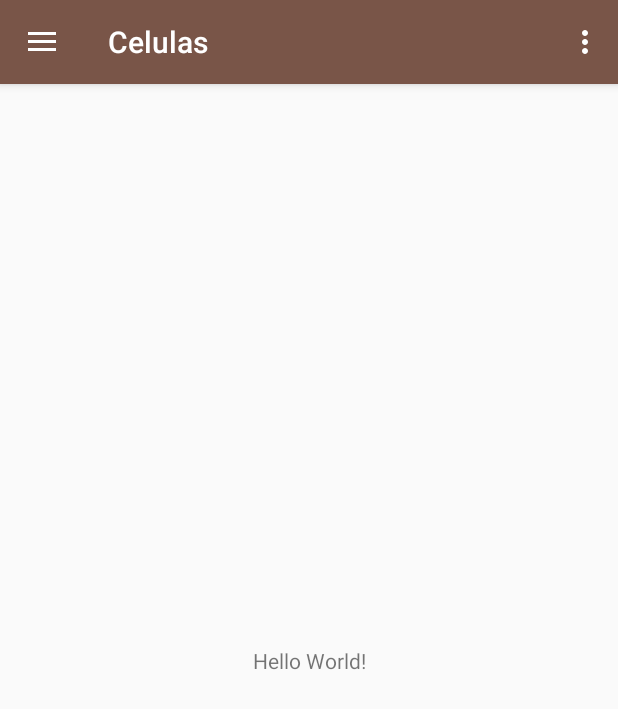
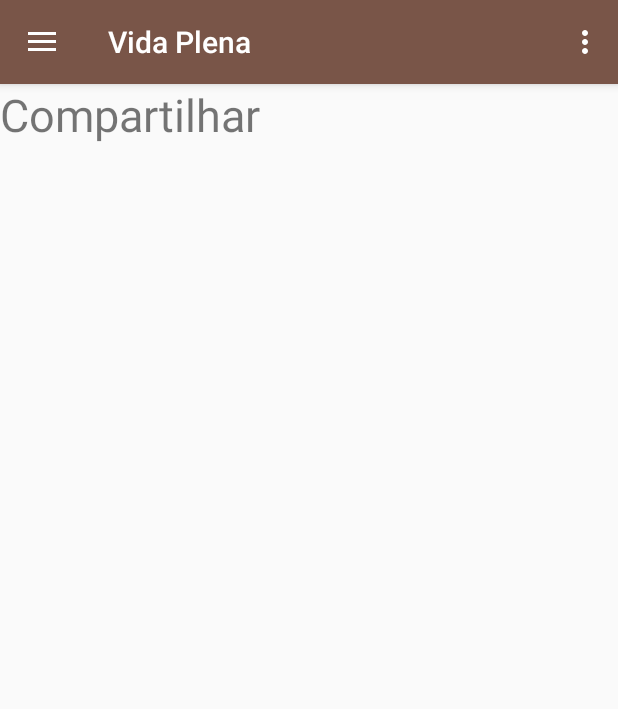
Before and after one commit to JonatasVeloso/Celulas, an Android app: the screen it shows after launch (MainActivity), in the side drawer, after a tap on "Compartilhar", on a phone screen of 412 x 824 dp. Shown: the top 709 px of the screen. Run offline under Robolectric (Android 15) with nearby library versions, the phone set to English and light mode, and no system bars.

Commit message:
Fragments Criados e Direcionados

```diff
--- a/app/src/main/AndroidManifest.xml
+++ b/app/src/main/AndroidManifest.xml
@@ -11,7 +11,7 @@
         android:theme="@style/AppTheme">
         <activity
             android:name=".MainActivity"
-            android:label="@string/app_name"
+            android:label="@string/activity_main"
             android:theme="@style/AppTheme.NoActionBar">
             <intent-filter>
                 <action android:name="android.intent.action.MAIN" />
--- /dev/null
+++ b/app/src/main/java/com/example/celulas/CompartilharFragment.java
@@ -0,0 +1,17 @@
+package com.example.celulas;
+
+import android.os.Bundle;
+import android.support.annotation.NonNull;
+import android.support.annotation.Nullable;
+import android.support.v4.app.Fragment;
+import android.view.LayoutInflater;
+import android.view.View;
+import android.view.ViewGroup;
+
+public class CompartilharFragment extends Fragment {
+    @Nullable
+    @Override
+    public View onCreateView(@NonNull LayoutInflater inflater, @Nullable ViewGroup container, @Nullable Bundle savedInstanceState) {
+        return inflater.inflate(R.layout.fragment_compartilhar, container, false);
+    }
+}
--- /dev/null
+++ b/app/src/main/java/com/example/celulas/InicioFragment.java
@@ -0,0 +1,17 @@
+package com.example.celulas;
+
+import android.os.Bundle;
+import android.support.annotation.NonNull;
+import android.support.annotation.Nullable;
+import android.support.v4.app.Fragment;
+import android.view.LayoutInflater;
+import android.view.View;
+import android.view.ViewGroup;
+
+public class InicioFragment extends Fragment {
+    @Nullable
+    @Override
+    public View onCreateView(@NonNull LayoutInflater inflater, @Nullable ViewGroup container, @Nullable Bundle savedInstanceState) {
+        return inflater.inflate(R.layout.fragment_inicio, container, false);
+    }
+}
--- a/app/src/main/java/com/example/celulas/MainActivity.java
+++ b/app/src/main/java/com/example/celulas/MainActivity.java
@@ -1,6 +1,7 @@
 package com.example.celulas;
 
 import android.os.Bundle;
+import android.os.Message;
 import android.support.design.widget.FloatingActionButton;
 import android.support.design.widget.Snackbar;
 import android.view.View;
@@ -12,6 +13,7 @@ import android.support.v7.app.AppCompatActivity;
 import android.support.v7.widget.Toolbar;
 import android.view.Menu;
 import android.view.MenuItem;
+import android.widget.Toast;
 
 public class MainActivity extends AppCompatActivity
         implements NavigationView.OnNavigationItemSelectedListener {
@@ -22,6 +24,9 @@ public class MainActivity extends AppCompatActivity
         setContentView(R.layout.activity_main);
         Toolbar toolbar = (Toolbar) findViewById(R.id.toolbar);
         setSupportActionBar(toolbar);
+
+        getSupportFragmentManager().beginTransaction().replace(R.id.content,
+                new InicioFragment()).commit();
 
         DrawerLayout drawer = (DrawerLayout) findViewById(R.id.drawer_layout);
         ActionBarDrawerToggle toggle = new ActionBarDrawerToggle(
@@ -72,15 +77,21 @@ public class MainActivity extends AppCompatActivity
         int id = item.getItemId();
 
         if (id == R.id.nav_inicio) {
-
+            getSupportFragmentManager().beginTransaction().replace(R.id.content,
+                    new InicioFragment()).commit();
         } else if (id == R.id.nav_celula) {
-
+            getSupportFragmentManager().beginTransaction().replace(R.id.content,
+                    new CelulasFragment()).commit();
         } else if (id == R.id.nav_share) {
-
+            Toast.makeText(this,"Compartilhar", Toast.LENGTH_SHORT).show();
+            getSupportFragmentManager().beginTransaction().replace(R.id.content,
+                    new CompartilharFragment()).commit();
         } else if (id == R.id.nav_contato) {
-
+            getSupportFragmentManager().beginTransaction().replace(R.id.content,
+                    new ContatoFragment()).commit();
         } else if (id == R.id.nav_ideia) {
-
+            getSupportFragmentManager().beginTransaction().replace(R.id.content,
+                    new IdeiasFragment()).commit();
         }
 
         DrawerLayout drawer = (DrawerLayout) findViewById(R.id.drawer_layout);
--- a/app/src/main/res/layout/content_main.xml
+++ b/app/src/main/res/layout/content_main.xml
@@ -6,15 +6,8 @@
     android:layout_height="match_parent"
     app:layout_behavior="@string/appbar_scrolling_view_behavior"
     tools:context=".MainActivity"
-    tools:showIn="@layout/app_bar_main">
+    tools:showIn="@layout/app_bar_main"
+    android:id="@+id/content">
 
-    <TextView
-        android:layout_width="wrap_content"
-        android:layout_height="wrap_content"
-        android:text="Hello World!"
-        app:layout_constraintBottom_toBottomOf="parent"
-        app:layout_constraintLeft_toLeftOf="parent"
-        app:layout_constraintRight_toRightOf="parent"
-        app:layout_constraintTop_toTopOf="parent" />
 
 </android.support.constraint.ConstraintLayout>
--- /dev/null
+++ b/app/src/main/res/layout/fragment_compartilhar.xml
@@ -0,0 +1,13 @@
+<?xml version="1.0" encoding="utf-8"?>
+<LinearLayout xmlns:android="http://schemas.android.com/apk/res/android"
+    android:orientation="vertical"
+    android:layout_width="match_parent"
+    android:layout_height="match_parent">
+
+    <TextView
+        android:layout_width="wrap_content"
+        android:layout_height="wrap_content"
+        android:text="Compartilhar"
+        android:textSize="30sp"/>
+
+</LinearLayout>
--- a/app/src/main/res/menu/activity_main_drawer.xml
+++ b/app/src/main/res/menu/activity_main_drawer.xml
@@ -7,12 +7,12 @@
         <item
             android:id="@+id/nav_inicio"
             android:icon="@drawable/ic_menu_cruz"
-            android:title="Início" />
+            android:title="Início"
+            android:checked="true"/>
         <item
             android:id="@+id/nav_celula"
             android:icon="@drawable/ic_menu_celula"
-            android:title="Gallery" />
-    </group>
+            android:title="Células" />
 
         <item android:title="IDE">
             <menu>
@@ -30,5 +30,6 @@
                     android:title="Ideias" />
             </menu>
         </item>
+    </group>
 
 </menu>
--- a/app/src/main/res/values/colors.xml
+++ b/app/src/main/res/values/colors.xml
@@ -3,4 +3,5 @@
     <color name="colorPrimary">#795548</color> <!-- Materia 500 -->
     <color name="colorPrimaryDark">#5D4037</color> <!-- Material 700 -->
     <color name="colorAccent">#18FFFF</color>
+    <color name="colorBackground">#A1887F</color> <!-- Materia 300 -->
 </resources>
--- a/app/src/main/res/values/strings.xml
+++ b/app/src/main/res/values/strings.xml
@@ -1,5 +1,6 @@
 <resources>
     <string name="app_name">Celulas</string>
+    <string name="activity_main">Vida Plena</string>
     <string name="navigation_drawer_open">Open navigation drawer</string>
     <string name="navigation_drawer_close">Close navigation drawer</string>
     <string name="nav_header_title">Comunidade Evangélica Vida Plena</string>
```
Also changed, not shown: app/src/main/java/com/example/celulas/CelulasFragment.java (added, +17 -0 lines), app/src/main/java/com/example/celulas/ContatoFragment.java (added, +17 -0 lines), app/src/main/java/com/example/celulas/IdeiasFragment.java (added, +17 -0 lines), app/src/main/res/layout/fragment_celulas.xml (added, +13 -0 lines), app/src/main/res/layout/fragment_contato.xml (added, +13 -0 lines), app/src/main/res/layout/fragment_ideias.xml (added, +13 -0 lines), app/src/main/res/layout/fragment_inicio.xml (added, +13 -0 lines). Lines whose indentation alone changed are shown as unchanged.
